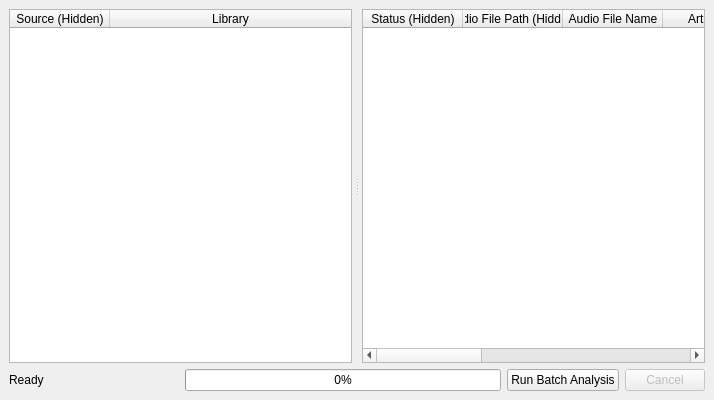
Before: the Qt Designer form batchwindow.ui in ibsh/is_KeyFinder, drawn with Qt 5.
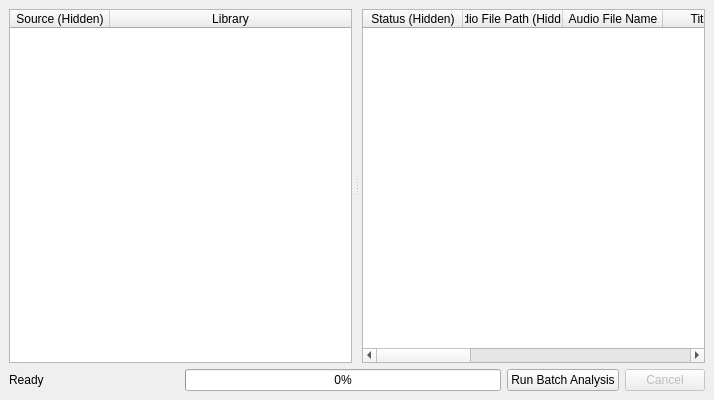
After: the same form once the commit is applied.

Commit message: Write to title, artist, album

```diff
--- a/batchwindow.ui
+++ b/batchwindow.ui
@@ -90,16 +90,21 @@
          <string>Audio File Name</string>
         </property>
        </column>
-       <column>
-        <property name="text">
-         <string>Artist Tag</string>
-        </property>
-       </column>
        <column>
         <property name="text">
          <string>Title Tag</string>
         </property>
        </column>
+       <column>
+        <property name="text">
+         <string>Artist Tag</string>
+        </property>
+       </column>
+       <column>
+        <property name="text">
+         <string>Album Tag</string>
+        </property>
+       </column>
        <column>
         <property name="text">
          <string>Comment Tag</string>
```
The commit also changes 13 other files.
